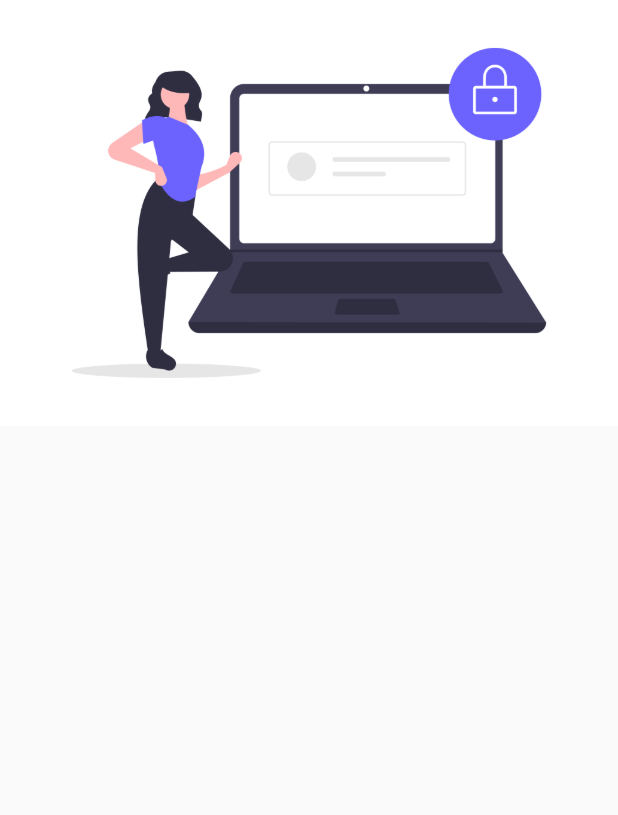
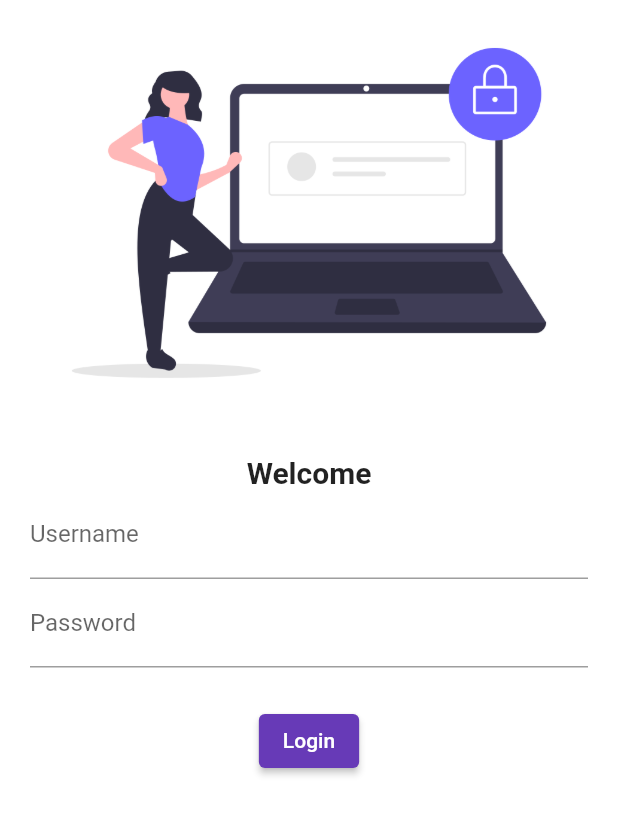
Before and after one commit to Amogh-Prabhu/flutter-tut, a Flutter app: the screen it shows after launch, on a phone screen of 412 x 824 dp. Shown: the top 815 px of the screen. Run offline on Flutter 3.47's test engine with Material 2 defaults, Android fonts, the phone set to English and light mode, and no system bars.

Commit message:
Text field and button added to login page

```diff
--- a/lib/Pages/login_page.dart
+++ b/lib/Pages/login_page.dart
@@ -4,10 +4,45 @@ class LoginPage extends StatelessWidget {
   @override
   Widget build(BuildContext context) {
     return Material(
-        child: Column(
-      children: [
-        Center(child: Image.asset("assets/images/login_image.png")),
-      ],
-    ));
+      color: Colors.white,
+      child: Column(
+        children: [
+          Image.asset("assets/images/login_image.png"),
+          const SizedBox(height: 20),
+          const Text(
+            "Welcome",
+            style: TextStyle(
+              fontSize: 20,
+              fontWeight: FontWeight.bold,
+            ),
+          ),
+          Padding(
+            padding: const EdgeInsets.symmetric(horizontal: 20),
+            child: Column(
+              children: [
+                TextFormField(
+                  decoration: const InputDecoration(
+                    hintText: "Enter username",
+                    label: Text("Username"),
+                  ),
+                ),
+                TextFormField(
+                  obscureText: true,
+                  decoration: const InputDecoration(
+                    hintText: "Enter password",
+                    label: Text("Password"),
+                  ),
+                )
+              ],
+            ),
+          ),
+          SizedBox(height: 25),
+          ElevatedButton(
+            onPressed: () {},
+            child: Text("Login"),
+          ),
+        ],
+      ),
+    );
   }
 }
```
